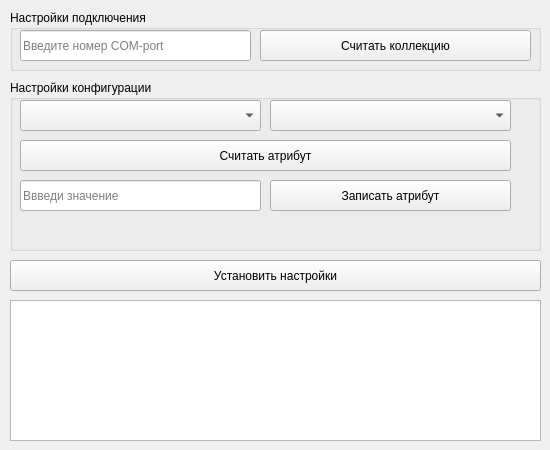
The window that libs/maket.ui (loccupy/Emergency_Configurator) describes before a commit, drawn with Qt 5.
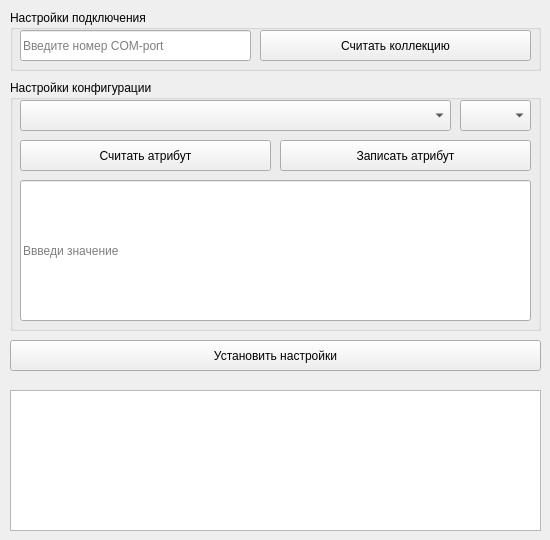
The same window after the commit.

What changed in the file:
```diff
--- a/libs/maket.ui
+++ b/libs/maket.ui
@@ -7,7 +7,7 @@
     <x>0</x>
     <y>0</y>
     <width>550</width>
-    <height>450</height>
+    <height>540</height>
    </rect>
   </property>
   <property name="minimumSize">
@@ -89,7 +89,7 @@
    <property name="geometry">
     <rect>
      <x>10</x>
-     <y>260</y>
+     <y>340</y>
      <width>531</width>
      <height>31</height>
     </rect>
@@ -105,7 +105,7 @@
    <property name="geometry">
     <rect>
      <x>10</x>
-     <y>300</y>
+     <y>390</y>
      <width>531</width>
      <height>141</height>
     </rect>
@@ -132,7 +132,7 @@
      <x>10</x>
      <y>80</y>
      <width>531</width>
-     <height>171</height>
+     <height>251</height>
     </rect>
    </property>
    <property name="title">
@@ -143,7 +143,7 @@
      <rect>
       <x>10</x>
       <y>20</y>
-      <width>241</width>
+      <width>431</width>
       <height>31</height>
      </rect>
     </property>
@@ -159,8 +159,8 @@
      <rect>
       <x>10</x>
       <y>100</y>
-      <width>241</width>
-      <height>31</height>
+      <width>511</width>
+      <height>141</height>
      </rect>
     </property>
     <property name="text">
@@ -185,9 +185,9 @@
    <widget class="QComboBox" name="attr">
     <property name="geometry">
      <rect>
-      <x>260</x>
+      <x>450</x>
       <y>20</y>
-      <width>241</width>
+      <width>71</width>
       <height>31</height>
      </rect>
     </property>
@@ -203,7 +203,7 @@
      <rect>
       <x>10</x>
       <y>60</y>
-      <width>491</width>
+      <width>251</width>
       <height>31</height>
      </rect>
     </property>
@@ -214,9 +214,9 @@
    <widget class="QPushButton" name="write">
     <property name="geometry">
      <rect>
-      <x>260</x>
-      <y>100</y>
-      <width>241</width>
+      <x>270</x>
+      <y>60</y>
+      <width>251</width>
       <height>31</height>
      </rect>
     </property>
```
Left out of the diff: 2 changed lines with no effect on the pictures.
